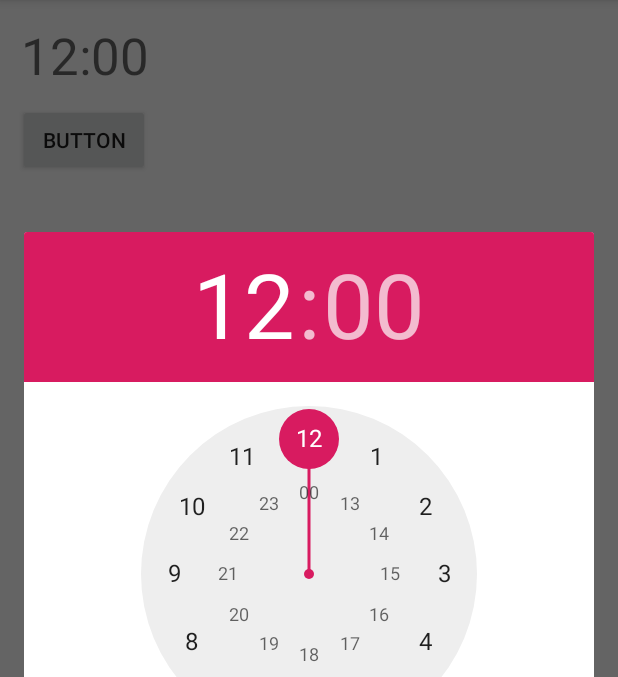
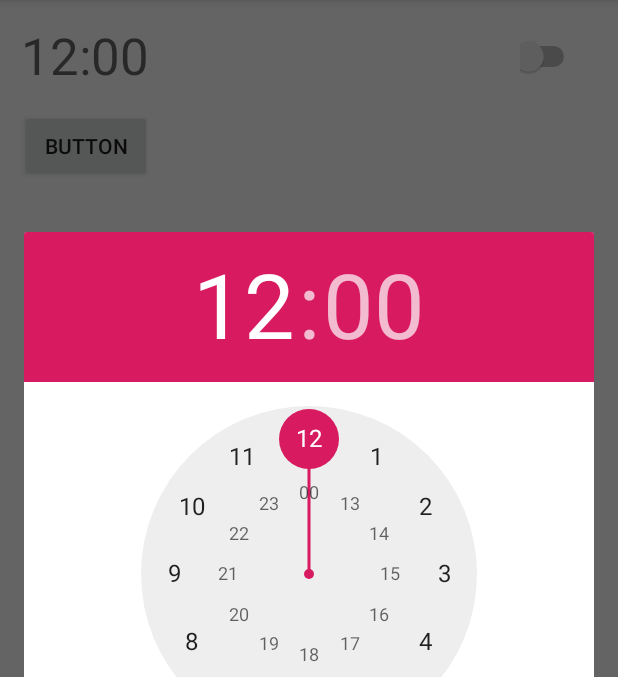
Before and after one commit to isuruhettiarachchi/Android-Alarm-Clock, an Android app: the screen it shows after launch (MainActivity), after a tap on an icon or button, on a phone screen of 412 x 824 dp, the part 84-761 px from its top. Run offline under Robolectric (Android 15) with nearby library versions, the phone set to English and light mode, and no system bars.

Commit message:
Add alarm receiver broadcast

```diff
--- a/app/src/main/AndroidManifest.xml
+++ b/app/src/main/AndroidManifest.xml
@@ -16,6 +16,11 @@
                 <category android:name="android.intent.category.LAUNCHER" />
             </intent-filter>
         </activity>
+
+        <receiver
+            android:name=".AlarmReceiver"
+            android:enabled="true"
+            android:exported="true" />
     </application>
 
 </manifest>
--- a/app/src/main/java/com/ctse/alarmsystem/MainActivity.java
+++ b/app/src/main/java/com/ctse/alarmsystem/MainActivity.java
@@ -1,6 +1,9 @@
 package com.ctse.alarmsystem;
 
+import android.app.AlarmManager;
+import android.app.PendingIntent;
 import android.app.TimePickerDialog;
+import android.content.Context;
 import android.content.Intent;
 import android.media.Ringtone;
 import android.media.RingtoneManager;
@@ -13,14 +16,24 @@ import android.os.Bundle;
 import android.util.Log;
 import android.view.View;
 import android.widget.Button;
+import android.widget.CompoundButton;
+import android.widget.Switch;
 import android.widget.TextView;
 import android.widget.TimePicker;
+import android.widget.Toast;
+
+import java.util.Calendar;
 
 public class MainActivity extends AppCompatActivity implements TimePickerDialog.OnTimeSetListener {
 
     FloatingActionButton addAlarmButton;
     Button setRingtoneButton;
     Uri ringtoneUri;
+    Switch alarmSwitch;
+    Calendar calendar;
+
+    Intent alarmIntent;
+    PendingIntent pendingIntent;
 
     @Override
     protected void onCreate(Bundle savedInstanceState) {
@@ -29,6 +42,12 @@ public class MainActivity extends AppCompatActivity implements TimePickerDialog.
 
         addAlarmButton = findViewById(R.id.addAlarmButton);
         setRingtoneButton = findViewById(R.id.setRingtoneButton);
+        alarmSwitch = findViewById(R.id.alarmSwitch);
+
+        calendar = Calendar.getInstance();
+
+        alarmIntent = new Intent(this, AlarmReceiver.class);
+        pendingIntent = PendingIntent.getBroadcast(this, 0, alarmIntent, 0);
 
         addAlarmButton.setOnClickListener(new View.OnClickListener() {
             @Override
@@ -47,12 +66,39 @@ public class MainActivity extends AppCompatActivity implements TimePickerDialog.
                 startActivityForResult(intent, 1);
             }
         });
+
+        alarmSwitch.setOnCheckedChangeListener(new CompoundButton.OnCheckedChangeListener() {
+            AlarmManager alarmManager = (AlarmManager) getSystemService(Context.ALARM_SERVICE);
+
+            @Override
+            public void onCheckedChanged(CompoundButton buttonView, boolean isChecked) {
+
+                if (isChecked) {
+                    Log.i("time in millis", String.valueOf(calendar.getTimeInMillis()));
+                    alarmManager.setRepeating(AlarmManager.RTC_WAKEUP, calendar.getTimeInMillis(), AlarmManager.INTERVAL_DAY, pendingIntent);
+                    Toast.makeText(MainActivity.this, "Alarm Set", Toast.LENGTH_SHORT).show();
+                } else {
+                    alarmManager.cancel(pendingIntent);
+                }
+            }
+        });
     }
 
     @Override
     public void onTimeSet(TimePicker view, int hourOfDay, int minute) {
         TextView alarmTime = findViewById(R.id.alarmTimeTextView);
         alarmTime.setText(hourOfDay + ":" + minute);
+
+        Log.i("time picker hour", String.valueOf(hourOfDay));
+        Log.i("calender hour", String.valueOf(calendar.get(Calendar.HOUR)));
+
+        Log.i("time picker min", String.valueOf(minute));
+        Log.i("calender min", String.valueOf(calendar.get(Calendar.MINUTE)));
+
+
+        calendar.set(Calendar.HOUR_OF_DAY, hourOfDay);
+        calendar.set(Calendar.MINUTE,  minute);
+        calendar.set(Calendar.SECOND, 0);
     }
 
     @Override
--- a/app/src/main/res/layout/activity_main.xml
+++ b/app/src/main/res/layout/activity_main.xml
@@ -32,9 +32,20 @@
             android:layout_height="wrap_content"
             android:layout_below="@+id/alarmTimeTextView"
             android:layout_alignParentStart="true"
-            android:layout_marginStart="12dp"
-            android:layout_marginTop="10dp"
+            android:layout_marginStart="13dp"
+            android:layout_marginTop="14dp"
             android:text="Button" />
+
+        <Switch
+            android:id="@+id/alarmSwitch"
+            android:layout_width="wrap_content"
+            android:layout_height="wrap_content"
+            android:layout_alignParentTop="true"
+            android:layout_alignParentEnd="true"
+            android:layout_marginStart="247dp"
+            android:layout_marginTop="24dp"
+            android:layout_marginEnd="25dp"
+            android:layout_toEndOf="@+id/alarmTimeTextView" />
 
     </RelativeLayout>
 
```
Also changed, not shown: app/src/main/java/com/ctse/alarmsystem/AlarmReceiver.java (added, +16 -0 lines).
